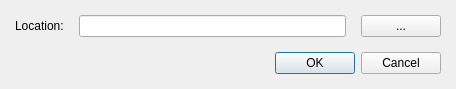
First picture: the form in Editor/Dialogs/dialoglocation.ui, repository RPG-Paper-Maker/RPG-Paper-Maker, before the edit.
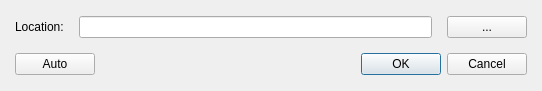
Second picture: the form after the edit.

Commit message: Option auto to change BR path

```diff
--- a/Editor/Dialogs/dialoglocation.ui
+++ b/Editor/Dialogs/dialoglocation.ui
@@ -6,8 +6,8 @@
    <rect>
     <x>0</x>
     <y>0</y>
-    <width>456</width>
-    <height>89</height>
+    <width>542</width>
+    <height>91</height>
    </rect>
   </property>
   <property name="windowTitle">
@@ -27,12 +27,12 @@
     <number>10</number>
    </property>
    <item row="0" column="0">
-    <layout class="QVBoxLayout" name="verticalLayout">
+    <layout class="QVBoxLayout" name="verticalLayout" stretch="1,0">
      <property name="spacing">
       <number>15</number>
      </property>
      <item>
-      <layout class="QHBoxLayout" name="horizontalLayout" stretch="0,1,0">
+      <layout class="QHBoxLayout" name="horizontalLayout" stretch="0,0,0">
        <item>
         <widget class="QLabel" name="label">
          <property name="text">
@@ -53,6 +53,28 @@
       </layout>
      </item>
      <item>
+      <layout class="QHBoxLayout" name="horizontalLayout_2" stretch="0,1,0">
+       <item>
+        <widget class="QPushButton" name="pushButtonAuto">
+         <property name="text">
+          <string>Auto</string>
+         </property>
+        </widget>
+       </item>
+       <item>
+        <spacer name="horizontalSpacer">
+         <property name="orientation">
+          <enum>Qt::Horizontal</enum>
+         </property>
+         <property name="sizeHint" stdset="0">
+          <size>
+           <width>40</width>
+           <height>20</height>
+          </size>
+         </property>
+        </spacer>
+       </item>
+       <item>
       <widget class="QDialogButtonBox" name="buttonBox">
        <property name="orientation">
         <enum>Qt::Horizontal</enum>
@@ -61,6 +83,8 @@
         <set>QDialogButtonBox::Cancel|QDialogButtonBox::Ok</set>
        </property>
       </widget>
+       </item>
+      </layout>
      </item>
     </layout>
    </item>
```
Lines whose indentation alone changed are shown as unchanged. The commit also changes 4 other files.
